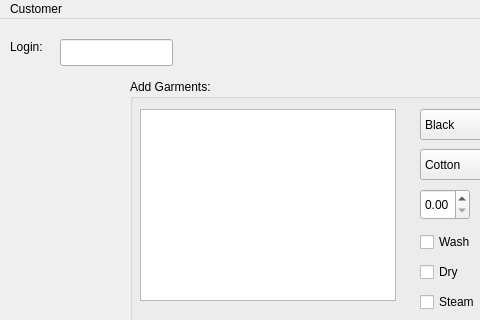
The window that SwashUI/swashuicustomer.ui (washichi/SWASH) describes before a commit, drawn with Qt 5; both pictures show x 0 to 480 and y 0 to 320 of the 646 by 518 pixel window.
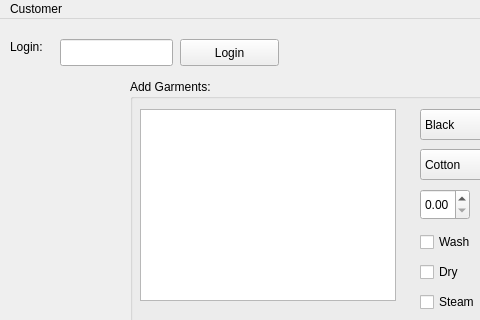
The same window after the commit.

Commit message: Customer login string comparison fixed

Diff of the .ui file:
```diff
--- a/SwashUI/swashuicustomer.ui
+++ b/SwashUI/swashuicustomer.ui
@@ -257,6 +257,19 @@
      </property>
     </widget>
    </widget>
+   <widget class="QPushButton" name="pushButton">
+    <property name="geometry">
+     <rect>
+      <x>180</x>
+      <y>20</y>
+      <width>99</width>
+      <height>27</height>
+     </rect>
+    </property>
+    <property name="text">
+     <string>Login</string>
+    </property>
+   </widget>
   </widget>
   <widget class="QMenuBar" name="menubar">
    <property name="geometry">
```
The commit also changes 4 other files.
